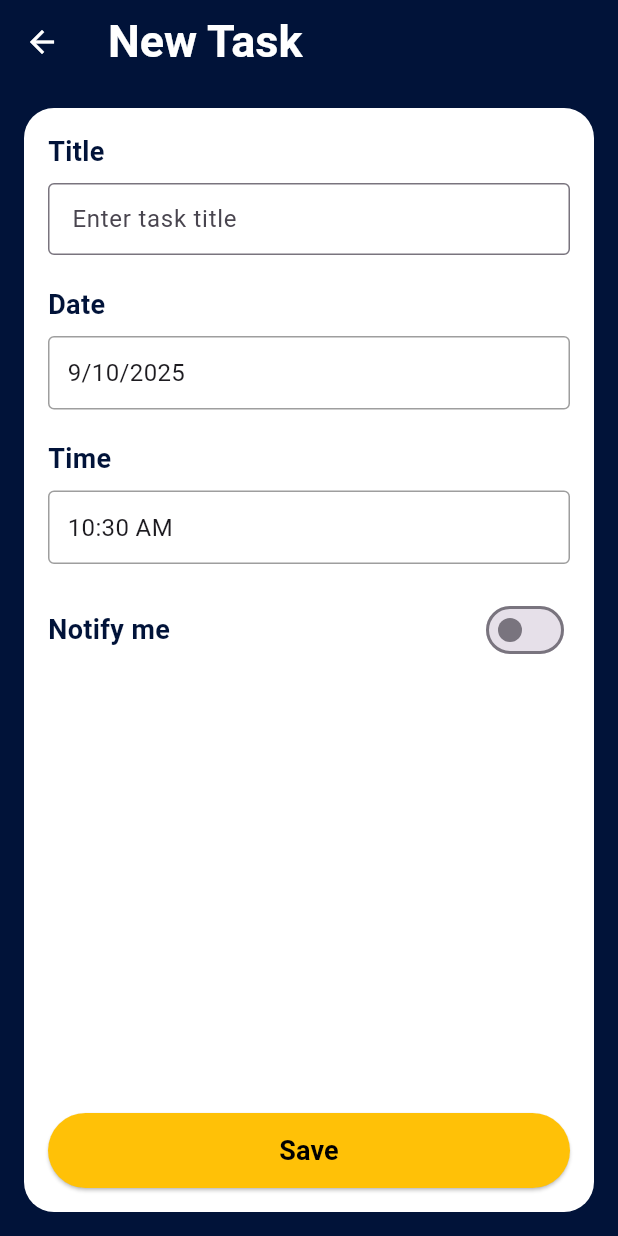
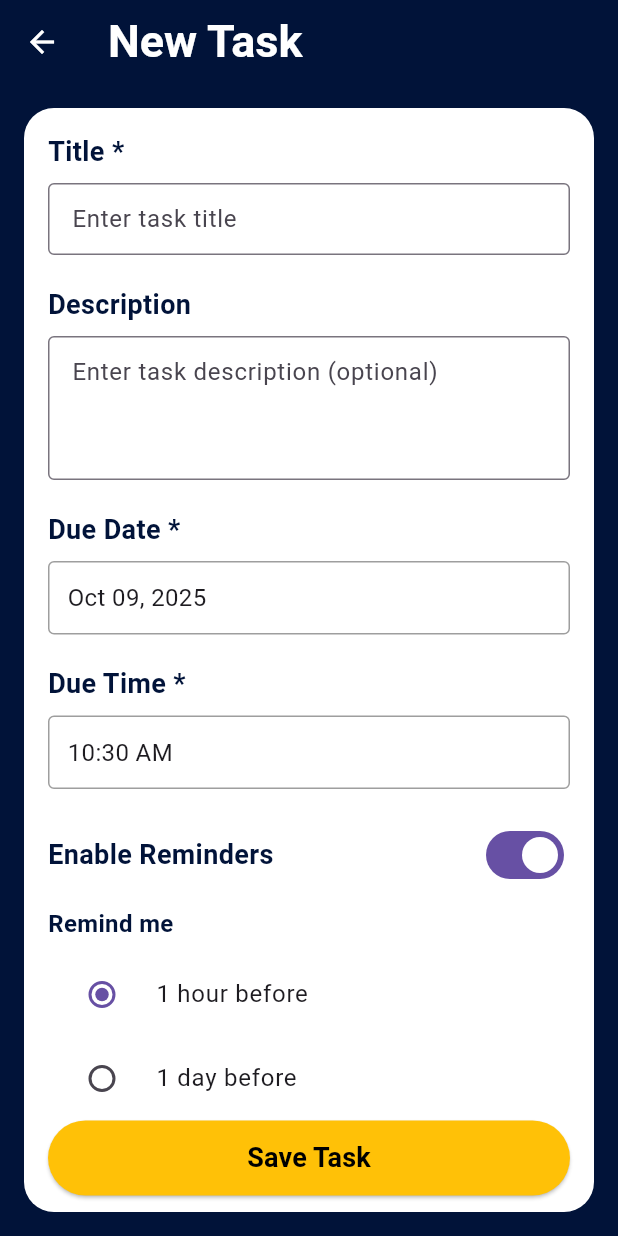
Before and after one commit to Dushimepaulette1/study_planner_app, a Flutter app: the NewTaskScreen screen opened directly, on a phone screen of 412 x 824 dp. Run offline on Flutter 3.47's test engine with Material 3 defaults, Android fonts, the phone set to English and light mode, and no system bars; our stand-ins replace shared_preferences; accounts and stored records are empty.

Commit message:
updated in the new task screen file for better navigation and input

```diff
--- a/lib/screens/new_task_screen.dart
+++ b/lib/screens/new_task_screen.dart
@@ -1,6 +1,8 @@
 import 'package:flutter/material.dart';
+import 'package:intl/intl.dart';
 import 'package:study_planner_app/models/task.dart';
 import 'package:study_planner_app/services/storage_service.dart';
+import 'package:study_planner_app/utils/colors.dart';
 
 class NewTaskScreen extends StatefulWidget {
   const NewTaskScreen({super.key});
@@ -11,10 +13,11 @@ class NewTaskScreen extends StatefulWidget {
 
 class _NewTaskScreenState extends State<NewTaskScreen> {
   final _titleController = TextEditingController();
+  final _descriptionController = TextEditingController();
   DateTime _selectedDate = DateTime.now();
   TimeOfDay _selectedTime = TimeOfDay.now();
-  bool _enableNotifications = false;
-  String _reminderOption = '1 day before';
+  bool _enableNotifications = true;
+  String _reminderOption = '1 hour before';
   final StorageService _storageService = StorageService();
 
   Future<void> _selectDate() async {
@@ -47,7 +50,7 @@ class _NewTaskScreenState extends State<NewTaskScreen> {
     if (_titleController.text.isEmpty) {
       ScaffoldMessenger.of(
         context,
-      ).showSnackBar(SnackBar(content: Text('Please enter a title')));
+      ).showSnackBar(const SnackBar(content: Text('Please enter a title')));
       return;
     }
 
@@ -64,40 +67,41 @@ class _NewTaskScreenState extends State<NewTaskScreen> {
     DateTime? reminderTime;
     if (_enableNotifications) {
       if (_reminderOption == '1 day before') {
-        reminderTime = dueDateTime.subtract(Duration(days: 1));
+        reminderTime = dueDateTime.subtract(const Duration(days: 1));
       } else {
-        reminderTime = dueDateTime.subtract(Duration(hours: 1));
+        reminderTime = dueDateTime.subtract(const Duration(hours: 1));
       }
     }
 
     final newTask = Task(
       title: _titleController.text,
+      description: _descriptionController.text.isEmpty
+          ? null
+          : _descriptionController.text,
       dueDate: dueDateTime,
       reminderTime: reminderTime,
     );
 
-    // Save task (we'll implement this in StorageService next)
-    _storageService.saveTask(newTask);
-
-    // Navigate back
-    Navigator.pop(context);
+    _storageService.saveTask(newTask).then((_) {
+      Navigator.pop(context);
+    });
   }
 
   @override
   Widget build(BuildContext context) {
     return Scaffold(
-      backgroundColor: Color(0xFF011339),
+      backgroundColor: AppColors.primaryBackground,
       appBar: AppBar(
-        backgroundColor: Color(0xFF011339),
+        backgroundColor: AppColors.primaryBackground,
         leading: IconButton(
-          icon: Icon(Icons.arrow_back, color: Colors.white),
+          icon: const Icon(Icons.arrow_back, color: Colors.white),
           onPressed: () => Navigator.pop(context),
         ),
-        title: Text(
+        title: const Text(
           'New Task',
           style: TextStyle(
             color: Colors.white,
-            fontSize: 30.0,
+            fontSize: 30,
             fontWeight: FontWeight.bold,
           ),
         ),
@@ -106,107 +110,128 @@ class _NewTaskScreenState extends State<NewTaskScreen> {
         padding: const EdgeInsets.all(16.0),
         child: Column(
           children: [
-            // White container for form
             Expanded(
               child: Container(
                 width: double.infinity,
                 decoration: BoxDecoration(
                   color: Colors.white,
-                  borderRadius: BorderRadius.all(Radius.circular(20.0)),
+                  borderRadius: BorderRadius.circular(20),
                 ),
                 child: Padding(
                   padding: const EdgeInsets.all(16.0),
                   child: Column(
                     crossAxisAlignment: CrossAxisAlignment.start,
                     children: [
-                      // Title Section
-                      Text(
-                        'Title',
+                      // Title
+                      const Text(
+                        'Title *',
                         style: TextStyle(
-                          fontSize: 18.0,
+                          fontSize: 18,
                           fontWeight: FontWeight.bold,
-                          color: Color(0xFF011339),
+                          color: AppColors.primaryBackground,
                         ),
                       ),
-                      SizedBox(height: 8),
+                      const SizedBox(height: 8),
                       TextField(
                         controller: _titleController,
-                        decoration: InputDecoration(
+                        decoration: const InputDecoration(
                           hintText: 'Enter task title',
                           border: OutlineInputBorder(),
+                          contentPadding: EdgeInsets.symmetric(horizontal: 12),
+                        ),
+                      ),
+                      const SizedBox(height: 20),
+
+                      // Description
+                      const Text(
+                        'Description',
+                        style: TextStyle(
+                          fontSize: 18,
+                          fontWeight: FontWeight.bold,
+                          color: AppColors.primaryBackground,
+                        ),
+                      ),
+                      const SizedBox(height: 8),
+                      TextField(
+                        controller: _descriptionController,
+                        maxLines: 3,
+                        decoration: const InputDecoration(
+                          hintText: 'Enter task description (optional)',
+                          border: OutlineInputBorder(),
                           contentPadding: EdgeInsets.symmetric(
-                            horizontal: 12.0,
+                            horizontal: 12,
+                            vertical: 12,
                           ),
                         ),
                       ),
-                      SizedBox(height: 20),
+                      const SizedBox(height: 20),
 
-                      // Date Section
-                      Text(
-                        'Date',
+                      // Date
+                      const Text(
+                        'Due Date *',
                         style: TextStyle(
-                          fontSize: 18.0,
+                          fontSize: 18,
                           fontWeight: FontWeight.bold,
-                          color: Color(0xFF011339),
+                          color: AppColors.primaryBackground,
                         ),
                       ),
-                      SizedBox(height: 8),
+                      const SizedBox(height: 8),
                       GestureDetector(
                         onTap: _selectDate,
                         child: Container(
                           width: double.infinity,
-                          padding: EdgeInsets.all(12.0),
+                          padding: const EdgeInsets.all(12),
                           decoration: BoxDecoration(
                             border: Border.all(color: Colors.grey),
-                            borderRadius: BorderRadius.circular(4.0),
+                            borderRadius: BorderRadius.circular(4),
                           ),
                           child: Text(
-                            '${_selectedDate.day}/${_selectedDate.month}/${_selectedDate.year}',
-                            style: TextStyle(fontSize: 16.0),
+                            DateFormat('MMM dd, yyyy').format(_selectedDate),
+                            style: const TextStyle(fontSize: 16),
                           ),
                         ),
                       ),
-                      SizedBox(height: 20),
+                      const SizedBox(height: 20),
 
-                      // Time Section
-                      Text(
-                        'Time',
+                      // Time
+                      const Text(
+                        'Due Time *',
                         style: TextStyle(
-                          fontSize: 18.0,
+                          fontSize: 18,
                           fontWeight: FontWeight.bold,
-                          color: Color(0xFF011339),
+                          color: AppColors.primaryBackground,
                         ),
                       ),
-                      SizedBox(height: 8),
+                      const SizedBox(height: 8),
                       GestureDetector(
                         onTap: _selectTime,
                         child: Container(
                           width: double.infinity,
-                          padding: EdgeInsets.all(12.0),
+                          padding: const EdgeInsets.all(12),
                           decoration: BoxDecoration(
                             border: Border.all(color: Colors.grey),
-                            borderRadius: BorderRadius.circular(4.0),
+                            borderRadius: BorderRadius.circular(4),
                           ),
                           child: Text(
                             _selectedTime.format(context),
-                            style: TextStyle(fontSize: 16.0),
+                            style: const TextStyle(fontSize: 16),
                           ),
                         ),
                       ),
-                      SizedBox(height: 20),
+                      const SizedBox(height: 20),
 
                       // Notifications Toggle
                       Row(
                         children: [
-                          Text(
-                            'Notify me',
+                          const Text(
+                            'Enable Reminders',
                             style: TextStyle(
-                              fontSize: 18.0,
+                              fontSize: 18,
                               fontWeight: FontWeight.bold,
-                              color: Color(0xFF011339),
+                              color: AppColors.primaryBackground,
                             ),
                           ),
-                          Spacer(),
+                          const Spacer(),
                           Switch(
                             value: _enableNotifications,
                             onChanged: (value) {
@@ -217,24 +242,24 @@ class _NewTaskScreenState extends State<NewTaskScreen> {
                           ),
                         ],
                       ),
-                      SizedBox(height: 10),
+                      const SizedBox(height: 10),
 
-                      // Reminder Options (only show if notifications enabled)
+                      // Reminder Options
                       if (_enableNotifications) ...[
-                        Text(
+                        const Text(
                           'Remind me',
                           style: TextStyle(
-                            fontSize: 16.0,
+                            fontSize: 16,
                             fontWeight: FontWeight.bold,
-                            color: Color(0xFF011339),
+                            color: AppColors.primaryBackground,
                           ),
                         ),
-                        SizedBox(height: 8),
+                        const SizedBox(height: 8),
                         Column(
                           children: [
                             RadioListTile<String>(
-                              title: Text('Notify me 1 day before'),
-                              value: '1 day before',
+                              title: const Text('1 hour before'),
+                              value: '1 hour before',
                               groupValue: _reminderOption,
                               onChanged: (value) {
                                 setState(() {
@@ -243,8 +268,8 @@ class _NewTaskScreenState extends State<NewTaskScreen> {
                               },
                             ),
                             RadioListTile<String>(
-                              title: Text('Notify me 1 hour before'),
-                              value: '1 hour before',
+                              title: const Text('1 day before'),
+                              value: '1 day before',
                               groupValue: _reminderOption,
                               onChanged: (value) {
                                 setState(() {
@@ -256,18 +281,18 @@ class _NewTaskScreenState extends State<NewTaskScreen> {
                         ),
                       ],
 
-                      Spacer(),
+                      const Spacer(),
 
                       // Save Button
                       ElevatedButton(
                         style: ElevatedButton.styleFrom(
-                          backgroundColor: Colors.amber,
+                          backgroundColor: AppColors.accentColor,
                           foregroundColor: Colors.black,
-                          minimumSize: Size(double.infinity, 50),
+                          minimumSize: const Size(double.infinity, 50),
                         ),
                         onPressed: _saveTask,
-                        child: Text(
-                          'Save',
+                        child: const Text(
+                          'Save Task',
                           style: TextStyle(
                             fontSize: 18,
                             fontWeight: FontWeight.bold,
@@ -288,6 +313,7 @@ class _NewTaskScreenState extends State<NewTaskScreen> {
   @override
   void dispose() {
     _titleController.dispose();
+    _descriptionController.dispose();
     super.dispose();
   }
 }
```
